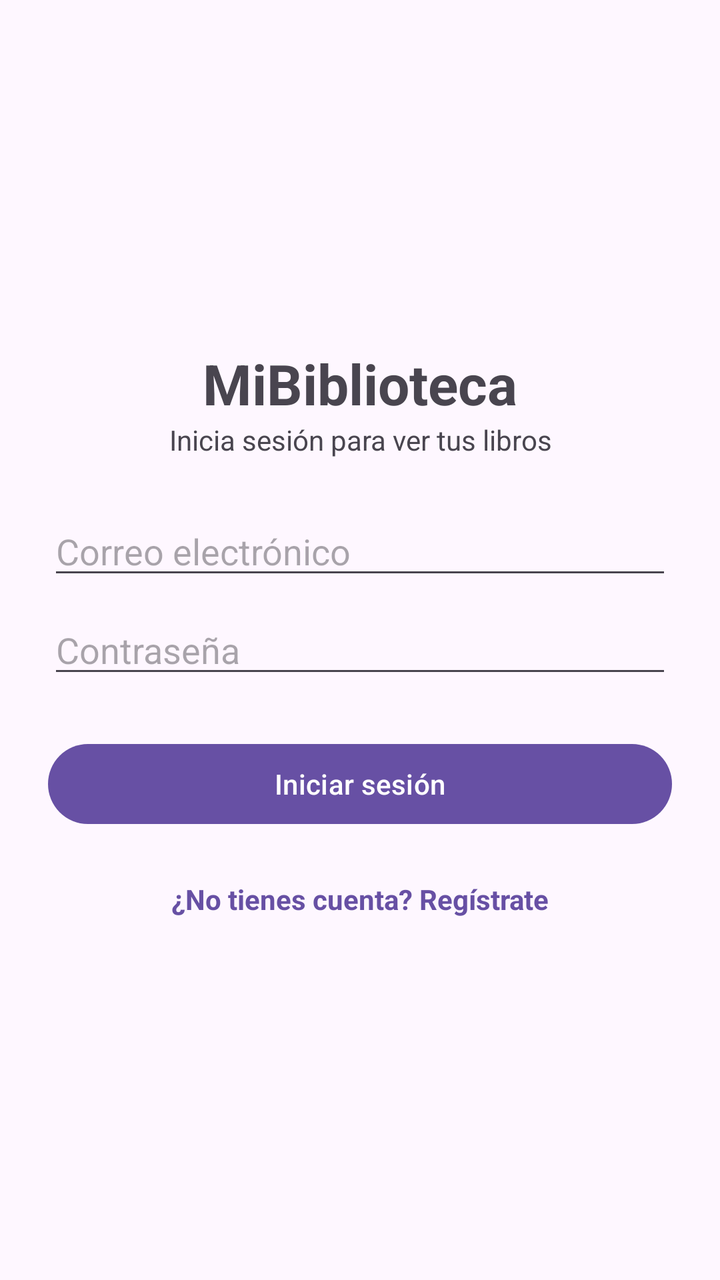
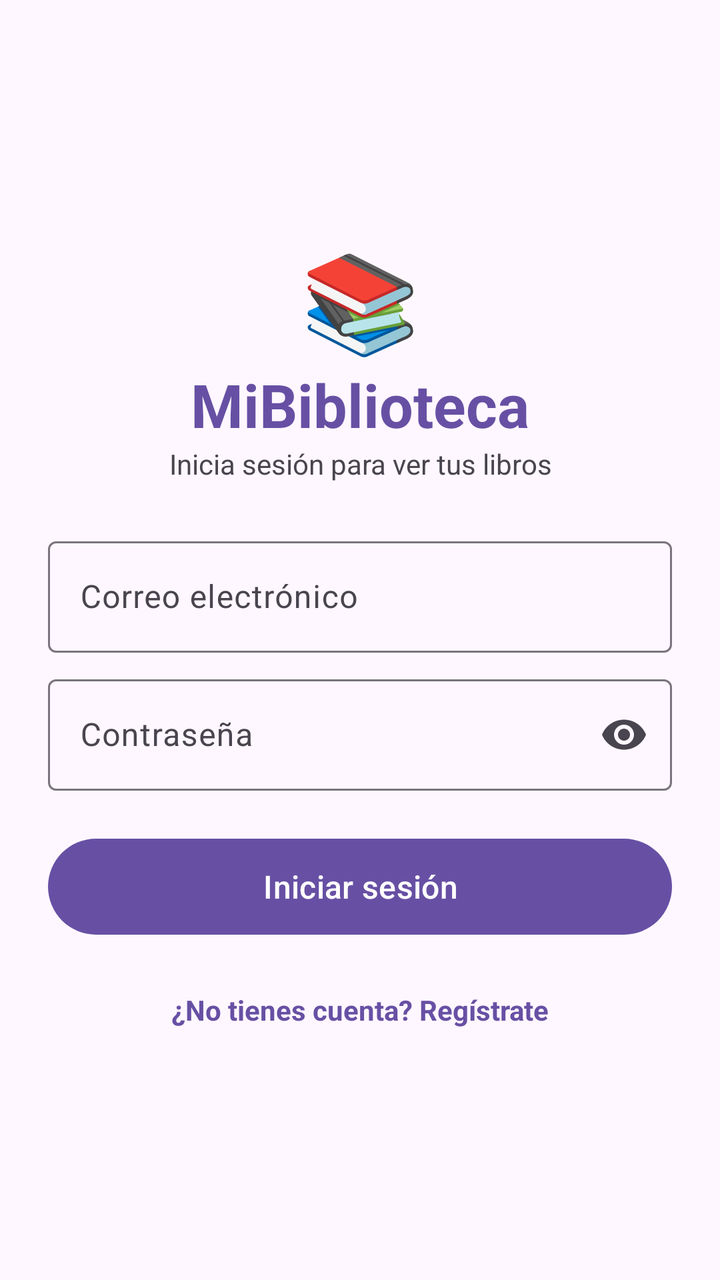

Screens rendered from an Android XML layout before and after an edit, with the pre-edit source and the edit as a unified diff.
<!-- AndroidManifest.xml: application theme Theme.Mibiblioteca -->
<!-- res/layout/activity_login.xml -->
<?xml version="1.0" encoding="utf-8"?>
<LinearLayout xmlns:android="http://schemas.android.com/apk/res/android"
    xmlns:tools="http://schemas.android.com/tools"
    android:id="@+id/main"
    android:layout_width="match_parent"
    android:layout_height="match_parent"
    android:gravity="center"
    android:orientation="vertical"
    tools:context=".LoginActivity">

    <LinearLayout
        android:layout_width="match_parent"
        android:layout_height="wrap_content"
        android:orientation="vertical"
        android:padding="24dp">

        <TextView
            android:layout_width="match_parent"
            android:layout_height="wrap_content"
            android:gravity="center"
            android:text="MiBiblioteca"
            android:textSize="28sp"
            android:textStyle="bold" />

        <TextView
            android:layout_width="match_parent"
            android:layout_height="wrap_content"
            android:layout_marginBottom="24dp"
            android:gravity="center"
            android:text="Inicia sesión para ver tus libros" />

        <EditText
            android:id="@+id/etCorreo"
            android:layout_width="match_parent"
            android:layout_height="wrap_content"
            android:hint="Correo electrónico"
            android:inputType="textEmailAddress"
            android:maxLines="1" />

        <EditText
            android:id="@+id/etClave"
            android:layout_width="match_parent"
            android:layout_height="wrap_content"
            android:layout_marginTop="8dp"
            android:hint="Contraseña"
            android:inputType="textPassword"
            android:maxLines="1" />

        <Button
            android:id="@+id/btnIngresar"
            android:layout_width="match_parent"
            android:layout_height="wrap_content"
            android:layout_marginTop="24dp"
            android:text="Iniciar sesión" />

        <TextView
            android:id="@+id/tvIrRegistro"
            android:layout_width="match_parent"
            android:layout_height="wrap_content"
            android:layout_marginTop="16dp"
            android:gravity="center"
            android:padding="8dp"
            android:text="¿No tienes cuenta? Regístrate"
            android:textColor="?attr/colorPrimary"
            android:textStyle="bold" />

    </LinearLayout>

</LinearLayout>
<!-- resources referenced by this layout -->
<resources>
  <style name="Theme.Mibiblioteca" parent="Base.Theme.Mibiblioteca" />
  <style name="Base.Theme.Mibiblioteca" parent="Theme.Material3.DayNight.NoActionBar">
          
          
      </style>
</resources>

<!-- the commit's change to res/layout/activity_login.xml (unified diff, before → after) -->
@@ -1,5 +1,6 @@
 <?xml version="1.0" encoding="utf-8"?>
 <LinearLayout xmlns:android="http://schemas.android.com/apk/res/android"
+    xmlns:app="http://schemas.android.com/apk/res-auto"
     xmlns:tools="http://schemas.android.com/tools"
     android:id="@+id/main"
     android:layout_width="match_parent"
@@ -18,8 +19,16 @@
             android:layout_width="match_parent"
             android:layout_height="wrap_content"
             android:gravity="center"
+            android:text="📚"
+            android:textSize="48sp" />
+
+        <TextView
+            android:layout_width="match_parent"
+            android:layout_height="wrap_content"
+            android:gravity="center"
             android:text="MiBiblioteca"
-            android:textSize="28sp"
+            android:textColor="?attr/colorPrimary"
+            android:textSize="30sp"
             android:textStyle="bold" />
 
         <TextView
@@ -27,31 +36,48 @@
             android:layout_height="wrap_content"
             android:layout_marginBottom="24dp"
             android:gravity="center"
-            android:text="Inicia sesión para ver tus libros" />
+            android:text="Inicia sesión para ver tus libros"
+            android:textColor="?android:attr/textColorSecondary" />
 
-        <EditText
-            android:id="@+id/etCorreo"
+        <com.google.android.material.textfield.TextInputLayout
+            android:id="@+id/tilCorreo"
+            style="@style/Widget.Material3.TextInputLayout.OutlinedBox"
             android:layout_width="match_parent"
             android:layout_height="wrap_content"
-            android:hint="Correo electrónico"
-            android:inputType="textEmailAddress"
-            android:maxLines="1" />
+            android:hint="Correo electrónico">
 
-        <EditText
-            android:id="@+id/etClave"
+            <com.google.android.material.textfield.TextInputEditText
+                android:id="@+id/etCorreo"
+                android:layout_width="match_parent"
+                android:layout_height="wrap_content"
+                android:inputType="textEmailAddress"
+                android:maxLines="1" />
+        </com.google.android.material.textfield.TextInputLayout>
+
+        <com.google.android.material.textfield.TextInputLayout
+            android:id="@+id/tilClave"
+            style="@style/Widget.Material3.TextInputLayout.OutlinedBox"
             android:layout_width="match_parent"
             android:layout_height="wrap_content"
             android:layout_marginTop="8dp"
             android:hint="Contraseña"
-            android:inputType="textPassword"
-            android:maxLines="1" />
+            app:endIconMode="password_toggle">
+
+            <com.google.android.material.textfield.TextInputEditText
+                android:id="@+id/etClave"
+                android:layout_width="match_parent"
+                android:layout_height="wrap_content"
+                android:inputType="textPassword"
+                android:maxLines="1" />
+        </com.google.android.material.textfield.TextInputLayout>
 
         <Button
             android:id="@+id/btnIngresar"
             android:layout_width="match_parent"
-            android:layout_height="wrap_content"
-            android:layout_marginTop="24dp"
-            android:text="Iniciar sesión" />
+            android:layout_height="56dp"
+            android:layout_marginTop="20dp"
+            android:text="Iniciar sesión"
+            android:textSize="16sp" />
 
         <TextView
             android:id="@+id/tvIrRegistro"
